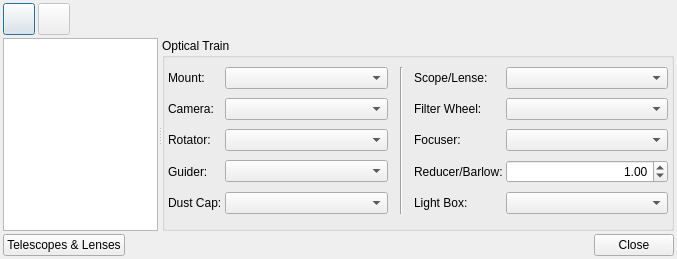
Qt form kstars/ekos/auxiliary/opticaltrains.ui (KDE/kstars) before a commit.
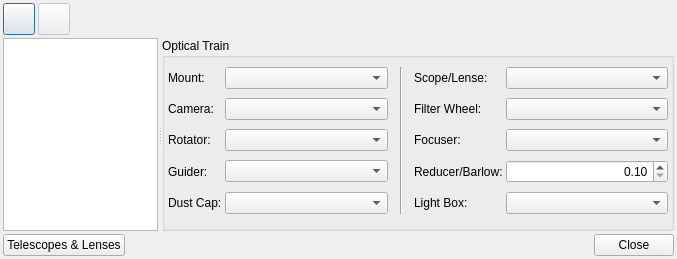
The same form after that commit. Icons and pictures are not drawn.

Commit message: Fix range for reducer/barlow

Patch:
```diff
--- a/kstars/ekos/auxiliary/opticaltrains.ui
+++ b/kstars/ekos/auxiliary/opticaltrains.ui
@@ -329,11 +329,17 @@
          <property name="alignment">
           <set>Qt::AlignRight|Qt::AlignTrailing|Qt::AlignVCenter</set>
          </property>
+         <property name="minimum">
+          <double>0.100000000000000</double>
+         </property>
+         <property name="maximum">
+          <double>3.000000000000000</double>
+         </property>
          <property name="singleStep">
           <double>0.100000000000000</double>
          </property>
          <property name="value">
-          <double>1.000000000000000</double>
+          <double>0.100000000000000</double>
          </property>
         </widget>
        </item>
```
